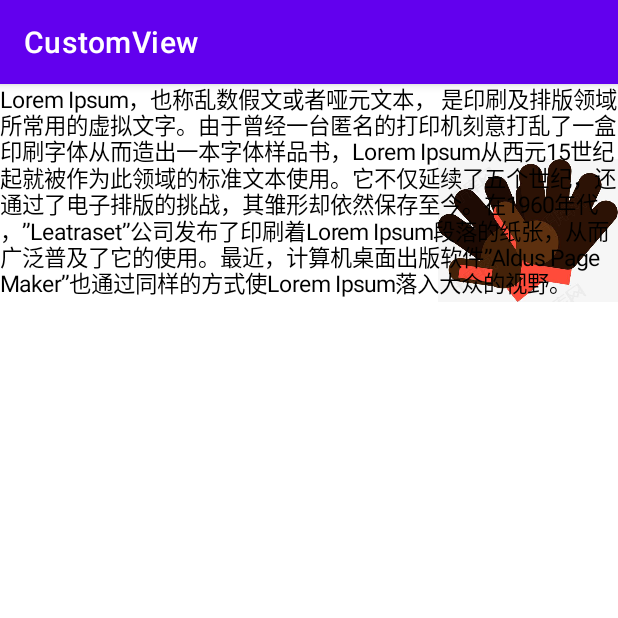
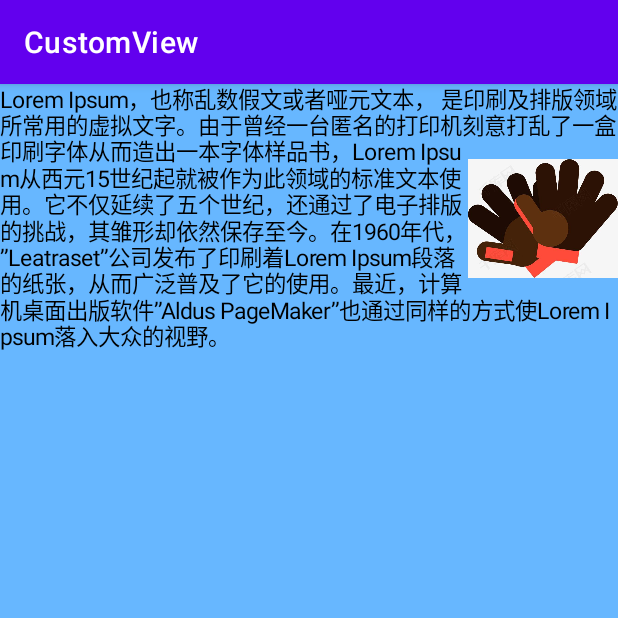
Before and after one commit to QuiteCoder/CustomView, an Android app: the MultilineTextActivity screen opened directly, with no data from a screen before it, on a phone screen of 412 x 824 dp, the top half of it. Run offline under Robolectric (Android 15) with nearby library versions, the phone set to English and light mode, and no system bars.

Commit message:
自定义图文控件  实现文字避开图片

```diff
--- a/app/src/main/java/com/hpf/customview/MyTestCode.java
+++ b/app/src/main/java/com/hpf/customview/MyTestCode.java
@@ -1,7 +1,10 @@
 package com.hpf.customview;
+
+import android.graphics.Paint;
+
+import java.util.logging.Handler;
 
 public class MyTestCode {
     public static void main(String[] args) {
-
     }
 }
--- a/app/src/main/java/com/hpf/customview/widget/MultilineTextView.kt
+++ b/app/src/main/java/com/hpf/customview/widget/MultilineTextView.kt
@@ -1,15 +1,15 @@
 package com.hpf.customview.widget
 
 import android.content.Context
-import android.graphics.Bitmap
-import android.graphics.BitmapFactory
-import android.graphics.Canvas
-import android.graphics.Paint
+import android.graphics.*
 import android.text.TextPaint
 import android.util.AttributeSet
 import android.view.View
 import com.hpf.customview.R
 import com.hpf.customview.dp
+
+val IMAGE_WIDTH = 100.dp
+val IMAGE_TOP = 50.dp
 
 class MultilineTextView(context: Context?, attrs: AttributeSet?) : View(context, attrs) {
     var textSample =
@@ -28,15 +28,16 @@ class MultilineTextView(context: Context?, attrs: AttributeSet?) : View(context,
     }
 
     var mImagePaint = Paint(Paint.ANTI_ALIAS_FLAG)
-    var mBitmap = getAvatar(120.dp.toInt())
+    var mBitmap = getAvatar(IMAGE_WIDTH.toInt())
     val fontMetrics  =  Paint.FontMetrics()
+
 
     override fun onDraw(canvas: Canvas) {
         super.onDraw(canvas)
         //val staticLayout =
         //   StaticLayout(textSample, mTextPaint, width, Layout.Alignment.ALIGN_NORMAL, 1f, 0f, false)
         //staticLayout.draw(canvas)
-        canvas.drawBitmap(mBitmap,width-120.dp,50.dp ,mImagePaint)
+        canvas.drawBitmap(mBitmap, width - IMAGE_WIDTH, IMAGE_TOP, mImagePaint)
         //FontMetrics类有四个属性，分别是top, ascent, descent, bottom，是与base的相差的距离
         //详情可看FrontMetrics.png
         mTextPaint.getFontMetrics(fontMetrics)
@@ -45,7 +46,19 @@ class MultilineTextView(context: Context?, attrs: AttributeSet?) : View(context,
         var count = 0
         var verticalOffset = -fontMetrics.top
         while (start < textSample.length) {
-            count = mPaint.breakText(textSample, start, textSample.length, true, width.toFloat(), measureWidth)
+            //文字避开图片
+            var breakTextLength = width.toFloat()
+            //每行文字的底部
+            var textBottom = verticalOffset + fontMetrics.bottom
+            //每行文字的顶部
+            var textTop = verticalOffset + fontMetrics.top
+            //文字边界与图片边界做比较
+            if (textBottom < IMAGE_TOP || textTop > IMAGE_TOP + mBitmap.height) {
+                breakTextLength = width.toFloat()
+            } else {
+                breakTextLength = width.toFloat() - IMAGE_WIDTH
+            }
+            count = mPaint.breakText(textSample, start, textSample.length, true, breakTextLength, measureWidth)
             canvas.drawText(textSample, start, start + count, 0f, verticalOffset, mPaint)
             start += count
             verticalOffset += mPaint.fontSpacing
--- a/app/src/main/res/layout/multiline_text_activity.xml
+++ b/app/src/main/res/layout/multiline_text_activity.xml
@@ -2,6 +2,7 @@
 <LinearLayout xmlns:android="http://schemas.android.com/apk/res/android"
     android:layout_width="match_parent"
     android:layout_height="match_parent"
+    android:background="#990287FF"
     android:orientation="vertical">
 
     <com.hpf.customview.widget.MultilineTextView
```
